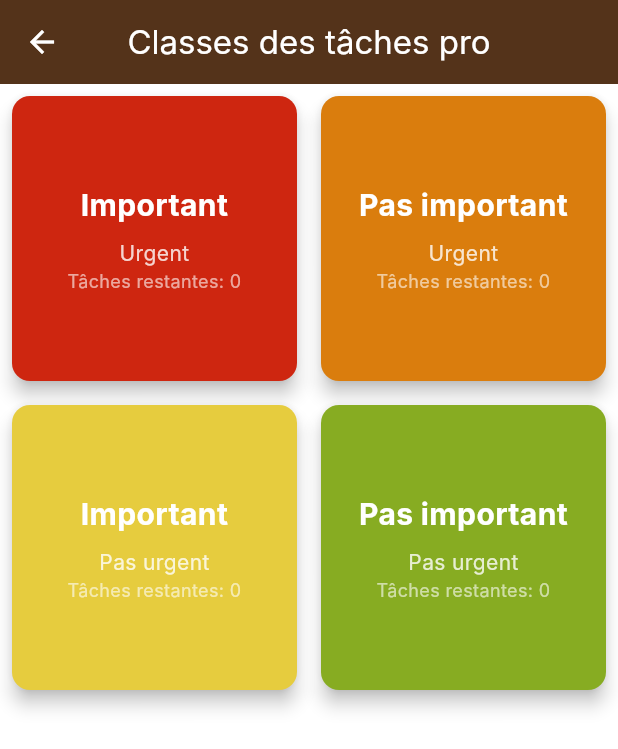
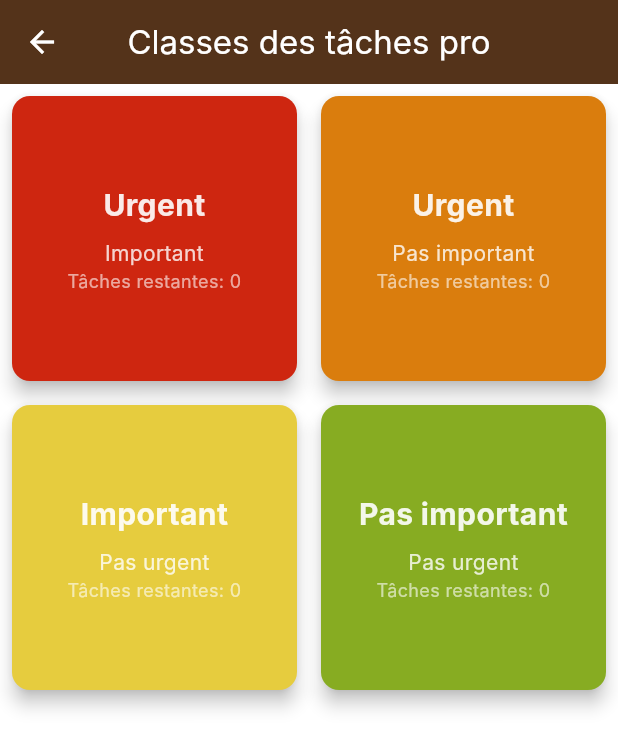
Before and after one commit to EliotLouys/task_planner, a Flutter app: the screen it shows after launch, after a tap on "Tâches pros", on a phone screen of 412 x 824 dp. Shown: the top 749 px of the screen. Run offline on Flutter 3.47's test engine with Material 3 defaults, Android fonts, the phone set to English and light mode, and no system bars; our stand-ins replace flutter_local_notifications, flutter_secure_storage, timezone; Roboto replaces fonts that are missing (Inter); statements that could not run were skipped.

Commit message:
Styling and all

```diff
--- a/lib/theme/app_theme.dart
+++ b/lib/theme/app_theme.dart
@@ -173,7 +173,8 @@ class AppTheme {
       100,
       130,
     ); // Lighter version of 218, 3, 56 for visibility
-
+    const Color softWhiteText =
+        Colors.black87; // This is a standard greyish white
     final baseTheme = ThemeData(
       // Use the standard dark mode for the base
       brightness: Brightness.dark,
@@ -197,7 +198,7 @@ class AppTheme {
       // 1. AppBar Styling
       appBarTheme: AppBarTheme(
         backgroundColor: darkBackground, // Dark AppBar
-        foregroundColor: Colors.white,
+        foregroundColor: Colors.white70,
         centerTitle: true,
         elevation: 4,
       ),
@@ -211,7 +212,7 @@ class AppTheme {
           ),
           padding: const EdgeInsets.symmetric(horizontal: 24, vertical: 12),
           backgroundColor: darkPrimary, // Uses the darkPrimary
-          foregroundColor: Colors.white,
+          foregroundColor: softWhiteText,
           textStyle: const TextStyle(fontWeight: FontWeight.bold, fontSize: 16),
         ),
       ),
--- a/lib/ui/home_page/home_page.dart
+++ b/lib/ui/home_page/home_page.dart
@@ -40,10 +40,7 @@ class _MyHomePageState extends State<MyHomePage> {
                 Navigator.push(context, SelectionPage.route('tâches pro'));
               },
               style: ElevatedButton.styleFrom(
-                backgroundColor:
-                    AppTheme
-                        .professionalCategoryColor, // Professional color (Blue)
-                foregroundColor: Colors.white,
+                backgroundColor: AppTheme.professionalCategoryColor,
               ),
               child: const Text('Tâches pros', textAlign: TextAlign.center),
             ),
@@ -54,9 +51,7 @@ class _MyHomePageState extends State<MyHomePage> {
                 Navigator.push(context, SelectionPage.route('tâches persos'));
               },
               style: ElevatedButton.styleFrom(
-                backgroundColor:
-                    AppTheme.personalCategoryColor, // Personal color (Red/Pink)
-                foregroundColor: Colors.white,
+                backgroundColor: AppTheme.personalCategoryColor,
               ),
               child: const Text('Tâches persos', textAlign: TextAlign.center),
             ),
--- a/lib/ui/selection_page/selection_page.dart
+++ b/lib/ui/selection_page/selection_page.dart
@@ -14,8 +14,7 @@ TasksCategories _stringToCategory(String title) {
   return TasksCategories.personal;
 }
 
-class SelectionPage extends StatefulWidget{
-
+class SelectionPage extends StatefulWidget {
   const SelectionPage({super.key, required this.title});
 
   final String title;
@@ -23,37 +22,37 @@ class SelectionPage extends StatefulWidget{
   static Route<void> route(String title) {
     return MaterialPageRoute<void>(
       settings: const RouteSettings(name: '/SelectionPage'),
-      builder: (_) => SelectionPage(title: title ),
+      builder: (_) => SelectionPage(title: title),
     );
   }
 
   @override
   State<SelectionPage> createState() => _SelectionPageState();
-
 }
 
-class _SelectionPageState extends State<SelectionPage>{
-
+class _SelectionPageState extends State<SelectionPage> {
   Widget _buildClickableCard({
     required TasksProvider tasksProvider,
     required ImportanceLevel importance,
     required UrgencyLevel urgency,
     required TasksCategories category,
   }) {
-
     final importanceName = getImportanceLevelName(importance);
     final urgencyName = getUrgencyLevelName(urgency);
-    final quadrantColor = AppTheme.getQuadrantColor(importance: importance, urgency: urgency);
+    final quadrantColor = AppTheme.getQuadrantColor(
+      importance: importance,
+      urgency: urgency,
+    );
 
     // CALCUL : Filtrer les tâches actives (non archivées/non complétées)
-    final taskCount = tasksProvider.tasks.where((task) {
+    final taskCount =
+        tasksProvider.tasks.where((task) {
           return task.category == category &&
               task.isImportant == importance &&
               task.isUrgent == urgency;
         }).length;
 
-    return
-    Card(
+    return Card(
       elevation: 5,
       margin: const EdgeInsets.all(8.0),
       color: quadrantColor,
@@ -62,7 +61,8 @@ class _SelectionPageState extends State<SelectionPage>{
         onTap: () {
           Navigator.push(
             context,
-            AllTasksPage.route( // Utilise la route mise à jour pour la liste des tâches
+            AllTasksPage.route(
+              // Utilise la route mise à jour pour la liste des tâches
               widget.title,
               importance,
               urgency,
@@ -79,18 +79,18 @@ class _SelectionPageState extends State<SelectionPage>{
             children: <Widget>[
               // Texte 1 (Titre: Importance)
               Text(
-                importanceName,
+                urgencyName == "Urgent" ? urgencyName : importanceName,
                 textAlign: TextAlign.center,
-                style: const TextStyle(
+                style: TextStyle(
                   fontSize: 20,
                   fontWeight: FontWeight.bold,
-                  color: Colors.white,
+                  color: Colors.white.withOpacity(0.9),
                 ),
               ),
               const SizedBox(height: 8),
               // Texte 2 (Sous-titre: Urgence)
               Text(
-                urgencyName,
+                urgencyName == "Urgent" ? importanceName : urgencyName,
                 textAlign: TextAlign.center,
                 style: TextStyle(
                   fontSize: 14,
@@ -115,16 +115,13 @@ class _SelectionPageState extends State<SelectionPage>{
 
   @override
   Widget build(BuildContext context) {
-
     final currentCategory = _stringToCategory(widget.title);
 
     return Scaffold(
-      appBar: AppBar(
-        title: Text('Classes des ${widget.title}'),
-      ),
+      appBar: AppBar(title: Text('Classes des ${widget.title}')),
       // GridView fills the remaining screen space
-      body: Consumer<TasksProvider>(builder: (context, tasksProvider, child){
-
+      body: Consumer<TasksProvider>(
+        builder: (context, tasksProvider, child) {
           return GridView.count(
             // Creates a 2x2 grid (2 columns)
             crossAxisCount: 2,
@@ -146,7 +143,6 @@ class _SelectionPageState extends State<SelectionPage>{
                 urgency: UrgencyLevel.urgent,
               ),
 
-
               // --- Card 3: Important / Pas urgent ---
               _buildClickableCard(
                 tasksProvider: tasksProvider,
@@ -164,7 +160,7 @@ class _SelectionPageState extends State<SelectionPage>{
               ),
             ],
           );
-      }
+        },
       ),
     );
   }
--- a/lib/ui/settings_page/settings_page.dart
+++ b/lib/ui/settings_page/settings_page.dart
@@ -1,3 +1,5 @@
+// ignore_for_file: use_build_context_synchronously
+
 import 'package:flutter/material.dart';
 import 'package:provider/provider.dart';
 import 'package:zbeub_task_plan/data/enums.dart';
```
Also changed, not shown: lib/ui/task_page/archive_page.dart (+30 -14 lines), pubspec.yaml (+2 -58 lines). Lines whose indentation alone changed are shown as unchanged.
